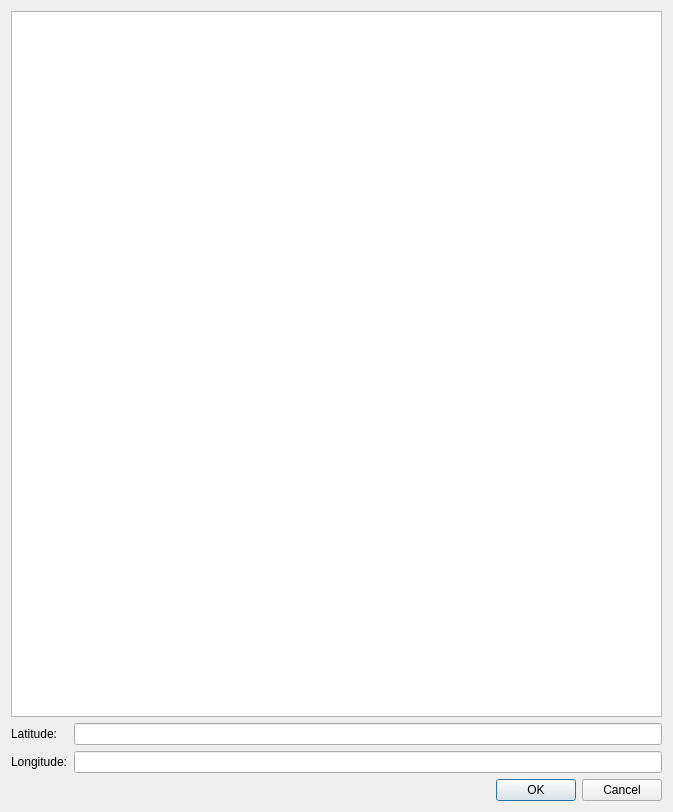
Above: DWDImport/src/DWDMap.ui from Arombolosh/dwdImporter before the change. Below: the same form after it.
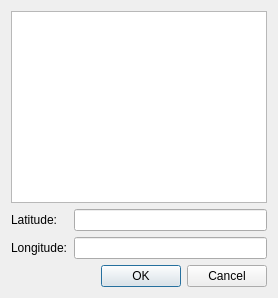
That is the form after the change.

Commit message: Fixed size constraint

What changed in the file:
```diff
--- a/DWDImport/src/DWDMap.ui
+++ b/DWDImport/src/DWDMap.ui
@@ -14,6 +14,9 @@
    <string>Pick a location</string>
   </property>
   <layout class="QVBoxLayout" name="verticalLayout" stretch="0,0,0">
+   <property name="sizeConstraint">
+    <enum>QLayout::SetFixedSize</enum>
+   </property>
    <item>
     <widget class="QGraphicsView" name="graphicsViewMap">
      <property name="viewportUpdateMode">
```
